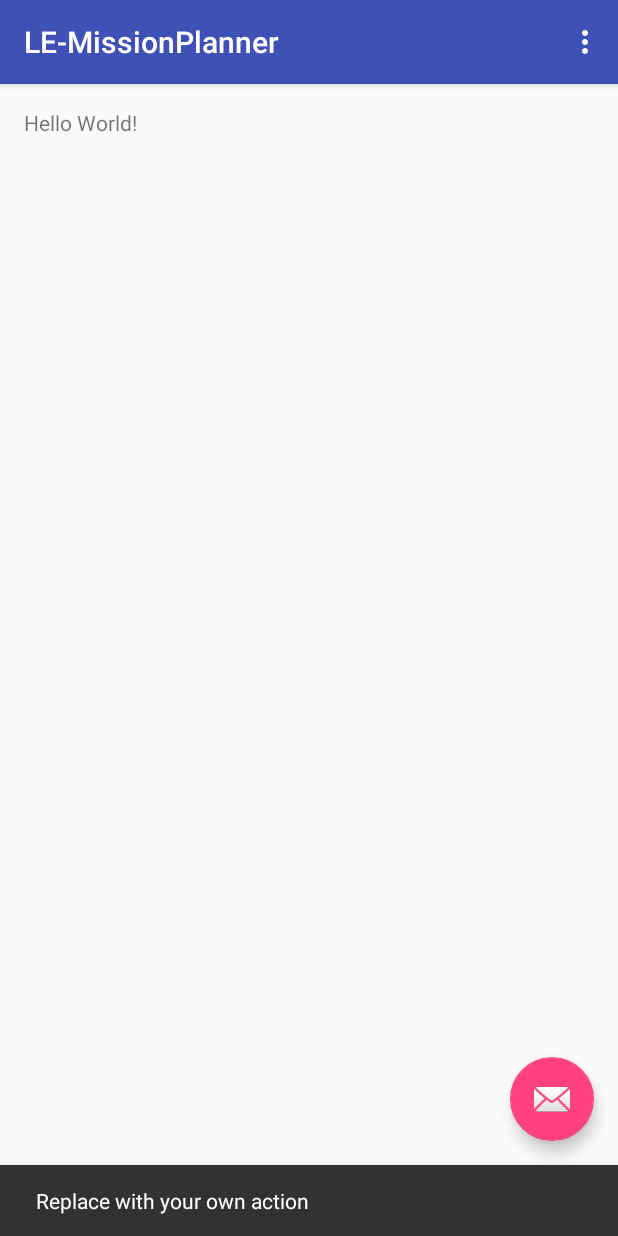
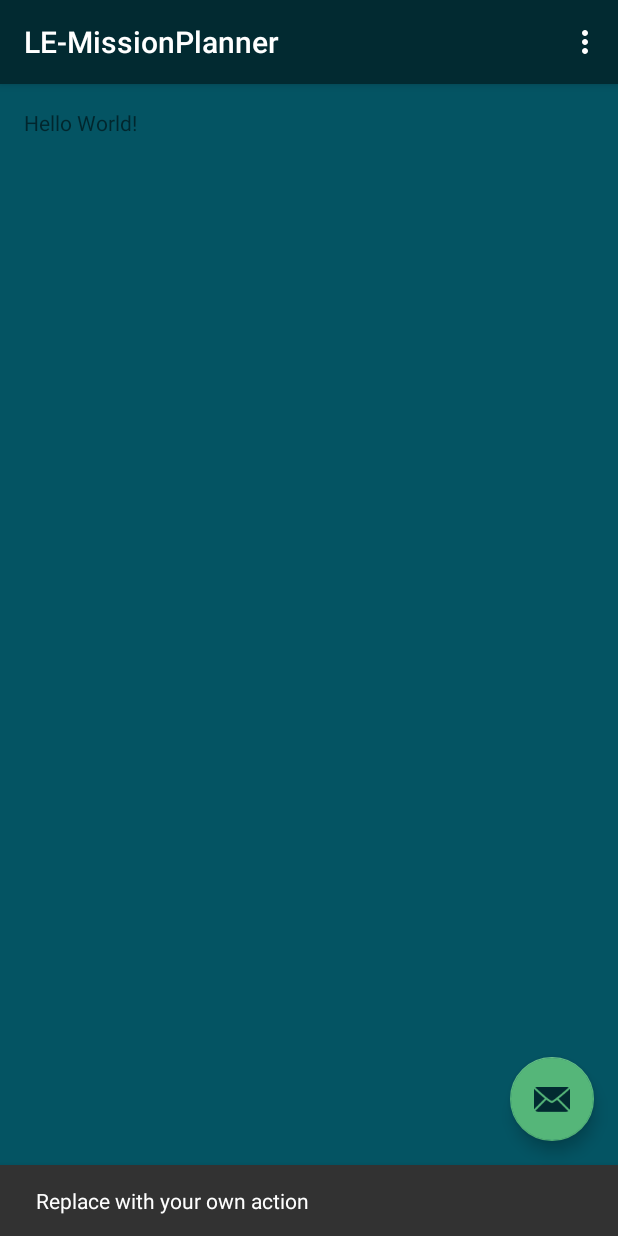
Before and after one commit to Need2Revolt/LEMP, an Android app: the screen it shows after launch (MissionsListerActivity), after a tap on an icon or button, on a phone screen of 412 x 824 dp. Run offline under Robolectric (Android 15) with nearby library versions, the phone set to English and light mode, and no system bars.

Commit message:
Changing default colors to something more interesting. Might even be final

```diff
--- a/app/src/main/res/layout/activity_missions_lister.xml
+++ b/app/src/main/res/layout/activity_missions_lister.xml
@@ -16,7 +16,7 @@
             android:id="@+id/toolbar"
             android:layout_width="match_parent"
             android:layout_height="?attr/actionBarSize"
-            android:background="?attr/colorPrimary"
+            android:background="?attr/colorPrimaryDark"
             app:popupTheme="@style/AppTheme.PopupOverlay" />
 
     </android.support.design.widget.AppBarLayout>
@@ -29,6 +29,7 @@
         android:layout_height="wrap_content"
         android:layout_gravity="bottom|end"
         android:layout_margin="@dimen/fab_margin"
-        app:srcCompat="@android:drawable/ic_dialog_email" />
+        app:srcCompat="@android:drawable/ic_dialog_email"
+        android:tint="@color/colorPrimaryDark" />
 
 </android.support.design.widget.CoordinatorLayout>
--- a/app/src/main/res/layout/content_missions_lister.xml
+++ b/app/src/main/res/layout/content_missions_lister.xml
@@ -9,6 +9,7 @@
     android:paddingLeft="@dimen/activity_horizontal_margin"
     android:paddingRight="@dimen/activity_horizontal_margin"
     android:paddingTop="@dimen/activity_vertical_margin"
+    android:background="?attr/colorPrimary"
     app:layout_behavior="@string/appbar_scrolling_view_behavior"
     tools:context="net.octopusstudios.carnospace.lemp.MissionsListerActivity"
     tools:showIn="@layout/activity_missions_lister">
@@ -16,5 +17,6 @@
     <TextView
         android:layout_width="wrap_content"
         android:layout_height="wrap_content"
-        android:text="Hello World!" />
+        android:text="Hello World!"
+        android:background="?attr/colorPrimary" />
 </RelativeLayout>
--- a/app/src/main/res/values/colors.xml
+++ b/app/src/main/res/values/colors.xml
@@ -1,6 +1,6 @@
 <?xml version="1.0" encoding="utf-8"?>
 <resources>
-    <color name="colorPrimary">#3F51B5</color>
-    <color name="colorPrimaryDark">#303F9F</color>
-    <color name="colorAccent">#FF4081</color>
+    <color name="colorPrimary">#045463</color>
+    <color name="colorPrimaryDark">#022a31</color>
+    <color name="colorAccent">#55b679</color>
 </resources>
--- a/app/src/main/res/values/styles.xml
+++ b/app/src/main/res/values/styles.xml
@@ -15,7 +15,7 @@
 
     <style name="AppTheme.AppBarOverlay" parent="ThemeOverlay.AppCompat.Dark.ActionBar" />
 
-    <style name="AppTheme.PopupOverlay" parent="ThemeOverlay.AppCompat.Light" />
+    <style name="AppTheme.PopupOverlay" parent="ThemeOverlay.AppCompat.Dark" />
 
     <!-- splash screen style -->
     <style name="SplashTheme" parent="Theme.AppCompat.NoActionBar">
```
